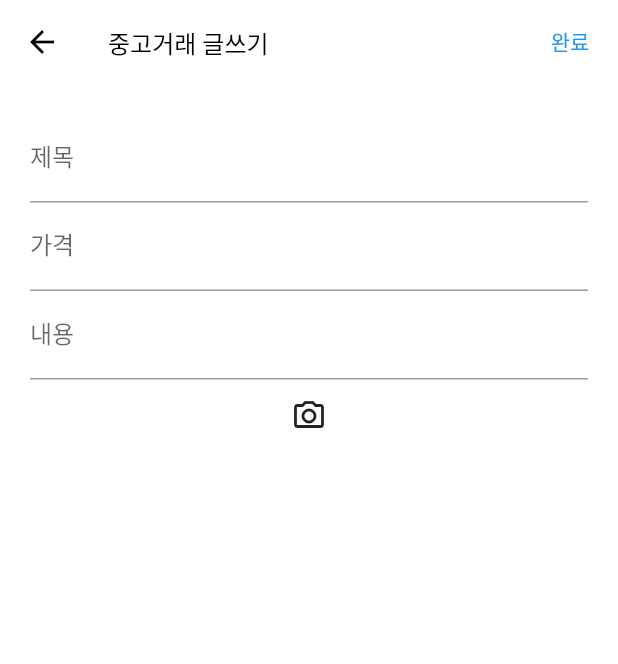
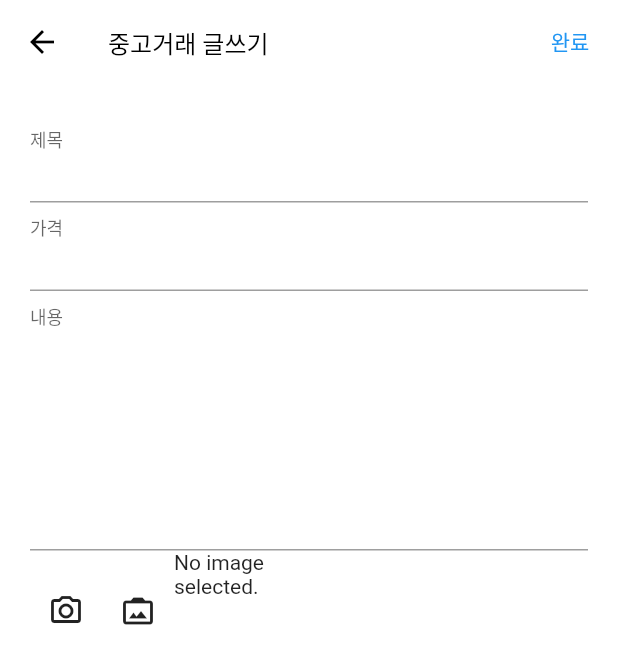
Before and after one commit to 282-the-traveler/carrot_market, a Flutter app: the screen it shows after launch, after a tap on the "add" icon, on a phone screen of 412 x 824 dp. Shown: the top 664 px of the screen. Run offline on Flutter 3.47's test engine with Material 2 defaults, Android fonts, the phone set to English and light mode, and no system bars; our stand-ins replace cloud_firestore, firebase_core, firebase_storage, image_picker, jiffy; accounts and stored records are empty.

Commit message:
add firebase storage with uploading a image

```diff
--- a/lib/product/screens/product_screen.dart
+++ b/lib/product/screens/product_screen.dart
@@ -2,17 +2,26 @@ import 'package:carrot_market/common/layouts/default_layout.dart';
 import 'package:carrot_market/product/screens/upload_product.dart';
 import 'package:cloud_firestore/cloud_firestore.dart';
 import 'package:flutter/material.dart';
-import 'package:intl/intl.dart';
+import 'package:jiffy/jiffy.dart';
 
 import '../../common/const/app_colors.dart';
 
-class ProductScreen extends StatelessWidget {
+class ProductScreen extends StatefulWidget {
   const ProductScreen({Key? key}) : super(key: key);
 
   @override
+  State<ProductScreen> createState() => _ProductScreenState();
+}
+
+class _ProductScreenState extends State<ProductScreen> {
+  @override
+  void initState() {
+    super.initState();
+    Jiffy.locale('ko');
+  }
+
+  @override
   Widget build(BuildContext context) {
-    List<dynamic> products = [];
-
     return SafeArea(
       child: DefaultLayout(
         floatingActionButton: FloatingActionButton(
@@ -25,7 +34,7 @@ class ProductScreen extends StatelessWidget {
             );
           },
           backgroundColor: Colors.orange,
-          child: Icon(
+          child: const Icon(
             Icons.add,
           ),
         ),
@@ -39,7 +48,9 @@ class ProductScreen extends StatelessWidget {
               .snapshots(),
           builder: (context, snapshot) {
             if (snapshot.connectionState == ConnectionState.waiting) {
-              return const CircularProgressIndicator();
+              return const Center(
+                child: CircularProgressIndicator(),
+              );
             }
             return ListView.separated(
                 itemBuilder: (BuildContext context, int index) {
@@ -67,14 +78,17 @@ class ProductScreen extends StatelessWidget {
                             Row(
                               children: [
                                 Text(
-                                  snapshot.data!.docs[index]['place'],
-                                  style: TextStyle(
+                                  snapshot.data!.docs[index]['place'] + '  ',
+                                  style: const TextStyle(
                                     color: AppColors.GRAY,
                                   ),
                                 ),
                                 Text(
-                                  snapshot.data!.docs[index]['createdTime'],
-                                  style: TextStyle(
+                                  Jiffy((snapshot.data!.docs[index]
+                                              ['createdTime'])
+                                          .toDate())
+                                      .fromNow(),
+                                  style: const TextStyle(
                                     color: AppColors.GRAY,
                                   ),
                                 ),
@@ -85,11 +99,11 @@ class ProductScreen extends StatelessWidget {
                             ),
                             Row(
                               children: [
-                                Icon(
+                                const Icon(
                                   Icons.chat_bubble_outline,
                                 ),
-                                Text('4'),
-                                Icon(Icons.favorite_border),
+                                const Text('4'),
+                                const Icon(Icons.favorite_border),
                                 Text(
                                   '${snapshot.data!.docs[index]['favorite']}',
                                 ),
--- a/lib/product/screens/upload_product.dart
+++ b/lib/product/screens/upload_product.dart
@@ -1,7 +1,12 @@
+import 'dart:io';
+
 import 'package:carrot_market/common/layouts/default_layout.dart';
 import 'package:cloud_firestore/cloud_firestore.dart';
 import 'package:flutter/material.dart';
 import 'package:flutter/services.dart';
+import 'package:image_picker/image_picker.dart';
+import 'package:firebase_storage/firebase_storage.dart' as firebase_storage;
+import 'package:path/path.dart';
 
 class UploadProduct extends StatefulWidget {
   const UploadProduct({Key? key}) : super(key: key);
@@ -17,7 +22,41 @@ class _UploadProductState extends State<UploadProduct> {
   String? title;
   int? price;
   String? description;
+  PickedFile? _image;
+  firebase_storage.FirebaseStorage storage = firebase_storage.FirebaseStorage
+      .instance;
 
+  Future getImageFromCamera() async {
+    var image = await ImagePicker.platform.pickImage(
+      source: ImageSource.camera,
+    );
+    setState(() {
+      _image = image;
+    });
+  }
+
+  Future getImageFromGallery() async {
+    var image = await ImagePicker.platform.pickImage(
+      source: ImageSource.gallery,
+    );
+    setState(() {
+      _image = image!;
+    });
+  }
+
+  Future uploadFile() async {
+    if (_image == null) return;
+    final fileName = basename(_image!.path);
+    final destination = 'files/$fileName';
+    print (fileName);
+    try {
+      final ref = firebase_storage.FirebaseStorage.instance
+          .ref(destination);
+      await ref.putFile(File(_image!.path));
+    } catch (e) {
+      print('error occured');
+    }
+  }
   @override
   void dispose() {
     titleController.dispose();
@@ -44,14 +83,20 @@ class _UploadProductState extends State<UploadProduct> {
               'description': description,
               'place': '발산동',
               'favorite': '8',
+              'createdTime' : Timestamp.now()
             });
+            uploadFile();
             titleController.clear();
             priceController.clear();
             descriptionController.clear();
-            Navigator.pop(context);
+            Navigator.
+            pop
+            (
+            context
+            );
           });
         },
-        child: Text('완료'),
+        child: const Text('완료'),
       ),
       child: Padding(
         padding: const EdgeInsets.all(
@@ -61,8 +106,9 @@ class _UploadProductState extends State<UploadProduct> {
           children: [
             TextField(
               controller: titleController,
-              decoration: InputDecoration(
+              decoration: const InputDecoration(
                 labelText: '제목',
+                floatingLabelBehavior: FloatingLabelBehavior.always,
               ),
             ),
             TextField(
@@ -71,21 +117,51 @@ class _UploadProductState extends State<UploadProduct> {
               inputFormatters: <TextInputFormatter>[
                 FilteringTextInputFormatter.digitsOnly
               ], // Only num
-              decoration: InputDecoration(
+              decoration: const InputDecoration(
                 labelText: '가격',
+                floatingLabelBehavior: FloatingLabelBehavior.always,
               ),
             ),
             TextField(
               controller: descriptionController,
-              decoration: InputDecoration(
+              maxLines: 7,
+              decoration: const InputDecoration(
                 labelText: '내용',
+                floatingLabelBehavior: FloatingLabelBehavior.always,
               ),
             ),
-            IconButton(
-              onPressed: () {},
-              icon: const Icon(
-                Icons.camera_alt_outlined,
-              ),
+            Row(
+              children: [
+                IconButton(
+                  onPressed: () {
+                    getImageFromCamera();
+                  },
+                  icon: const Icon(
+                    Icons.camera_alt_outlined,
+                  ),
+                ),
+                IconButton(
+                  onPressed: () {
+                    getImageFromGallery();
+                  },
+                  icon: const Icon(
+                    Icons.photo_camera_back,
+                  ),
+                ),
+                Container(
+                  width: 80,
+                  height: 80,
+                  child: _image == null
+                      ? Text(
+                    'No image selected.',
+                  )
+                      : Image.file(
+                    File(
+                      _image!.path,
+                    ),
+                  ),
+                )
+              ],
             )
           ],
         ),
--- a/pubspec.yaml
+++ b/pubspec.yaml
@@ -37,6 +37,7 @@ dependencies:
   # Use with the CupertinoIcons class for iOS style icons.
   cupertino_icons: ^1.0.2
   firebase_core: ^2.3.0
+  firebase_storage: ^11.0.6
   cloud_firestore: ^4.1.0
   image_picker: ^0.8.6
   jiffy: ^5.0.0
```
Also changed, not shown: pubspec.lock, 5 other files.
